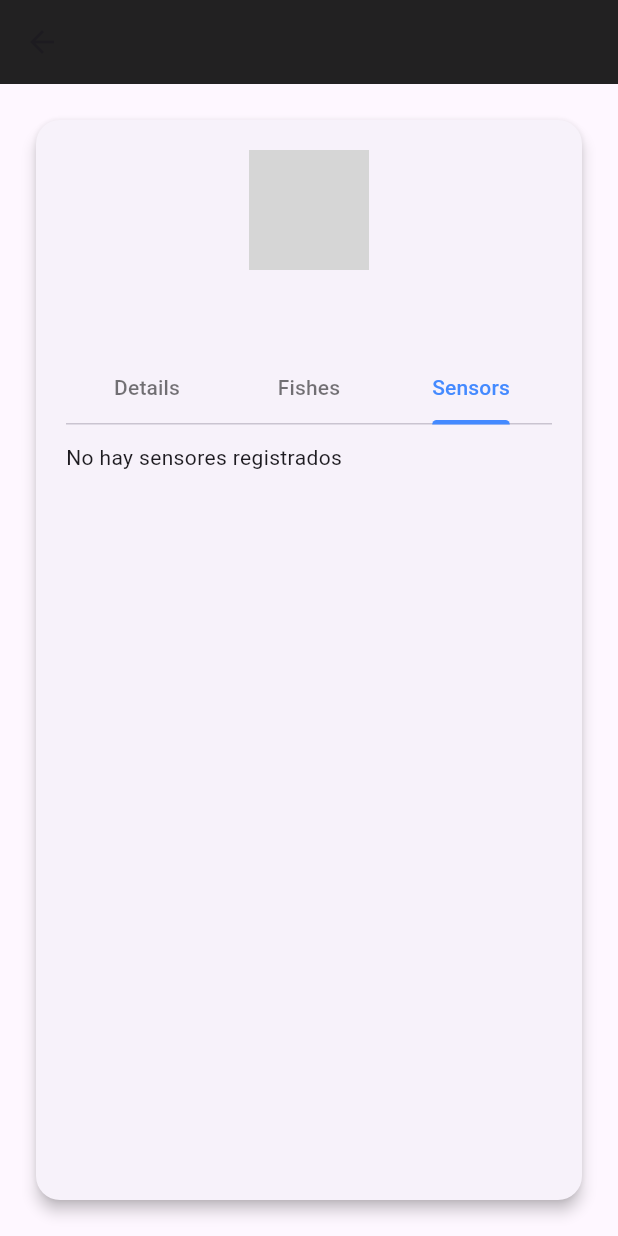
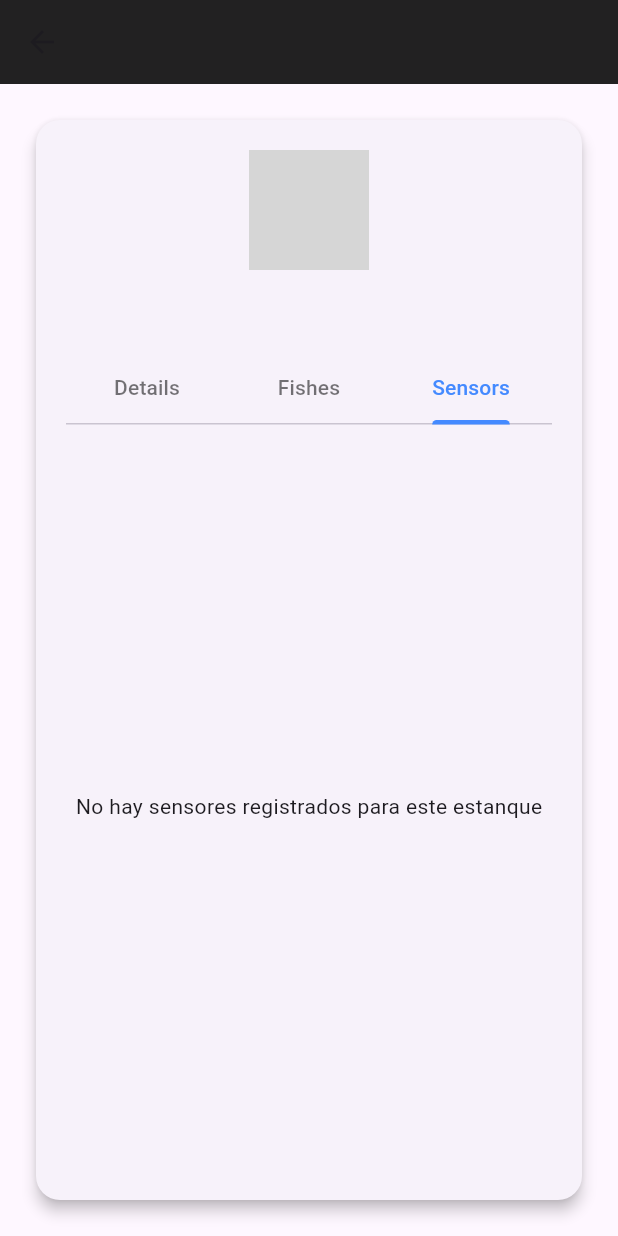
Before and after one commit to HorsesDevelopers/iot-mobile, a Flutter app: the PondDetailScreen screen opened directly with empty values, tab 3 chosen, on a phone screen of 412 x 824 dp. Run offline on Flutter 3.47's test engine with Material 3 defaults, Android fonts, the phone set to English and light mode, and no system bars; our stand-ins replace dartz, equatable, firebase_core, fl_chart, shared_preferences; missing offline and left inert: stomp_dart_client; accounts and stored records are empty; network calls fail; grey boxes are pictures that could not be loaded.

Commit message:
feat: update screens.

```diff
--- /dev/null
+++ b/lib/aar/domain/infrastructure/sensor_data_provider.dart
@@ -0,0 +1,22 @@
+import 'package:flutter/material.dart';
+
+class SensorDataProvider extends ChangeNotifier {
+  final List<Map<String, dynamic>> _sensorLogs = [];
+
+  List<Map<String, dynamic>> get sensorLogs => List.unmodifiable(_sensorLogs);
+
+  void addSensorData(Map<String, dynamic> data) {
+    _sensorLogs.add(data);
+    notifyListeners();
+  }
+
+  void addSensorDataList(List<Map<String, dynamic>> dataList) {
+    _sensorLogs.addAll(dataList);
+    notifyListeners();
+  }
+
+  void clear() {
+    _sensorLogs.clear();
+    notifyListeners();
+  }
+}
--- a/lib/aar/presentation/pond-detail/pond_card_detail.dart
+++ b/lib/aar/presentation/pond-detail/pond_card_detail.dart
@@ -6,6 +6,7 @@ import '../../../common/infrastructure/api_constants.dart';
 import '../../../iam/application/auth_provider.dart';
 import '../../domain/entities/pond.dart';
 import '../../domain/entities/sensor.dart';
+import '../../domain/infrastructure/sensor_data_provider.dart';
 
 class PondDetailScreen extends StatefulWidget {
   final Pond pond;
@@ -18,13 +19,11 @@ class PondDetailScreen extends StatefulWidget {
 
 class _PondDetailScreenState extends State<PondDetailScreen> {
   late Pond pond;
-  List<Sensor> sensors = [];
 
   @override
   void initState() {
     super.initState();
     pond = widget.pond;
-    _fetchSensors();
   }
 
   Future<void> _createFish(String type, int quantity, int pondId) async {
@@ -62,26 +61,6 @@ class _PondDetailScreenState extends State<PondDetailScreen> {
       final data = jsonDecode(response.body);
       setState(() {
         pond = Pond.fromJson(data);
-      });
-    }
-  }
-
-  Future<void> _fetchSensors() async {
-    final authProvider = Provider.of<AuthProvider>(context, listen: false);
-    final token = authProvider.token;
-
-    final url = Uri.parse('$kBaseApiUrl/api/v1/sensors');
-    final response = await http.get(
-      url,
-      headers: {
-        'Authorization': 'Bearer $token',
-        'Content-Type': 'application/json',
-      },
-    );
-    if (response.statusCode == 200) {
-      final List<dynamic> data = jsonDecode(response.body);
-      setState(() {
-        sensors = data.map((e) => Sensor.fromJson(e)).toList();
       });
     }
   }
@@ -243,16 +222,27 @@ class _PondDetailScreenState extends State<PondDetailScreen> {
                             ),
                           ],
                         ),
-                        // Sensores
-                        ListView(
-                          children: sensors.isEmpty
-                              ? [const Text('No hay sensores registrados')]
-                              : sensors.map((s) => ListTile(
-                            leading: const Icon(Icons.sensors, color: Colors.green),
-                            title: Text('Sensor #${s.id}'),
-                            subtitle: Text('Oxígeno: ${s.oxygenLevel} | Temp: ${s.temperatureLevel}°C'),
-                            trailing: Text(s.status),
-                          )).toList(),
+                        // Sensores (en tiempo real usando el provider global)
+                        Consumer<SensorDataProvider>(
+                          builder: (context, provider, _) {
+                            print(provider.sensorLogs); // <-- Esto te mostrará los sensores en consola
+                            final pondSensors = provider.sensorLogs
+                                .where((s) => s['pondId'] == pond.id)
+                                .toList();
+
+                            if (pondSensors.isEmpty) {
+                              return const Center(child: Text('No hay sensores registrados para este estanque'));
+                            }
+
+                            return ListView(
+                              children: pondSensors.map((s) => ListTile(
+                                leading: const Icon(Icons.sensors, color: Colors.green),
+                                title: Text('Sensor #${s['id'] ?? '-'}'),
+                                subtitle: Text('Tipo: ${s['sensorType'] ?? '-'} | Valor: ${s['value'] ?? '-'}'),
+                                trailing: Text(s['status'] ?? ''),
+                              )).toList(),
+                            );
+                          },
                         ),
                       ],
                     ),
--- a/lib/common/infrastructure/api_constants.dart
+++ b/lib/common/infrastructure/api_constants.dart
@@ -1 +1 @@
-const String kBaseApiUrl = 'https://backend-production-5e9e.up.railway.app';
+const String kBaseApiUrl = 'http://10.0.2.2:8091';
--- a/pubspec.yaml
+++ b/pubspec.yaml
@@ -38,6 +38,8 @@ dependencies:
   intl: ^0.18.1
   fl_chart: ^1.0.0
   firebase_core: ^3.15.1
+  stomp_dart_client: ^0.4.4
+  web_socket_channel: ^2.4.0
 
 
   # The following adds the Cupertino Icons font to your application.
```
Also changed, not shown: lib/aar/domain/infrastructure/SensorWebSocketPage.dart (added, +77 -0 lines), lib/aar/domain/infrastructure/sensor_websocket_service.dart (added, +48 -0 lines), lib/aar/presentation/pond-card/pond_card.dart (+18 -10 lines), lib/iam/presentation/home_page.dart (+31 -1 lines), lib/main.dart (+14 -3 lines), pubspec.lock, 1 other file.
